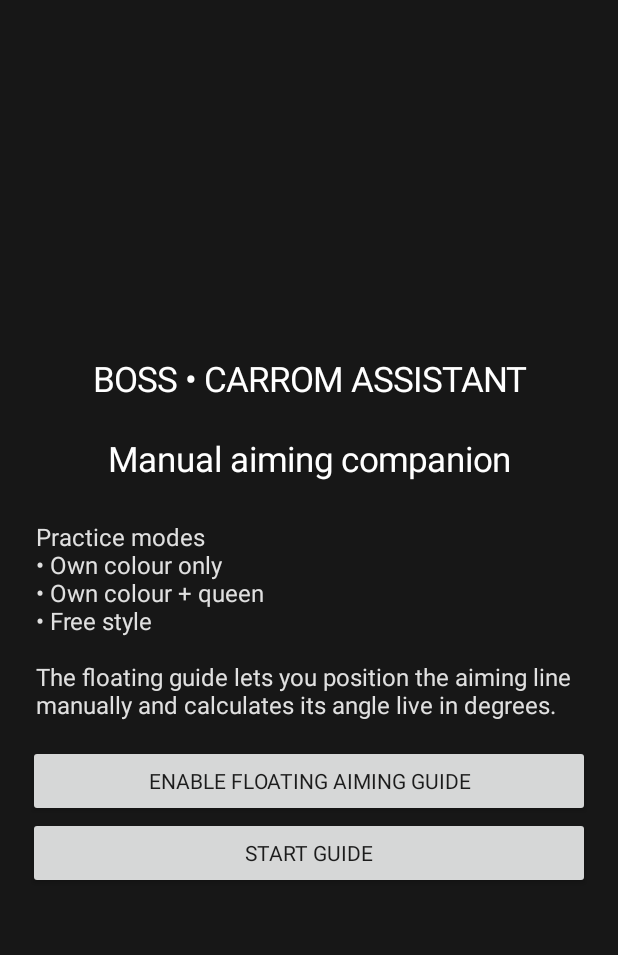
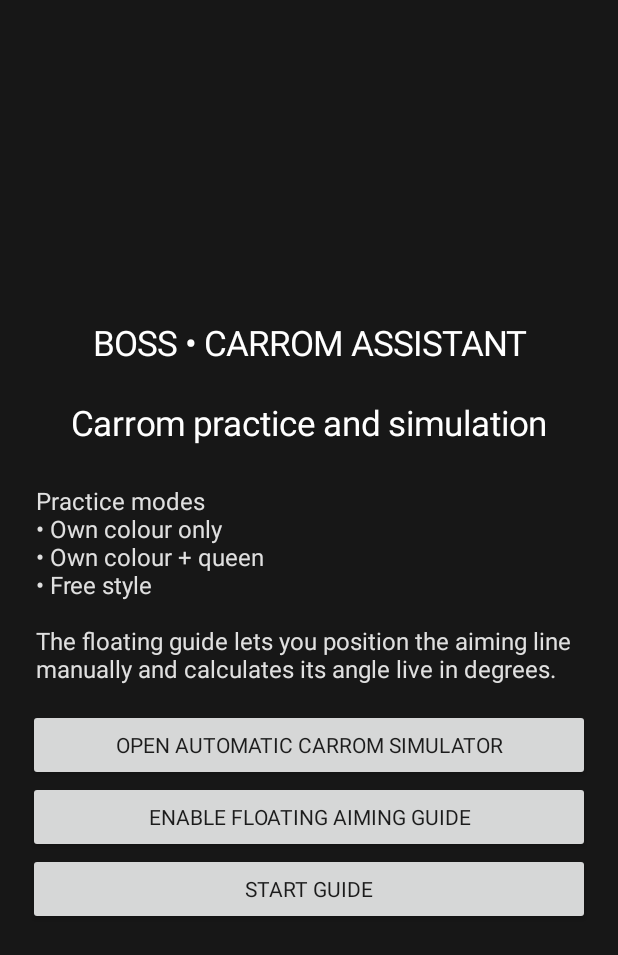
Before and after one commit to reddypnithin77-ctrl/Carrom-Assistant, an Android app: the screen it shows after launch (MainActivity), on a phone screen of 412 x 824 dp. Shown: the top 955 px of the screen. Run offline under Robolectric (Android 15) with nearby library versions, the phone set to English and light mode, and no system bars.

Commit message:
Expose automatic simulator from home screen

```diff
--- a/app/src/main/java/com/boss/carrom/MainActivity.kt
+++ b/app/src/main/java/com/boss/carrom/MainActivity.kt
@@ -20,7 +20,7 @@ class MainActivity : Activity() {
             setBackgroundColor(0xFF171717.toInt())
         }
         root.addView(TextView(this).apply {
-            text = "BOSS • CARROM ASSISTANT\n\nManual aiming companion"
+            text = "BOSS • CARROM ASSISTANT\n\nCarrom practice and simulation"
             textSize = 23f
             setTextColor(0xFFFFFFFF.toInt())
             gravity = Gravity.CENTER
@@ -31,6 +31,10 @@ class MainActivity : Activity() {
             textSize = 16f
             setTextColor(0xFFE0E0E0.toInt())
             setPadding(8, 8, 8, 24)
+        })
+        root.addView(Button(this).apply {
+            text = "Open automatic carrom simulator"
+            setOnClickListener { startActivity(Intent(this@MainActivity, CarromSimulatorActivity::class.java)) }
         })
         root.addView(Button(this).apply {
             text = "Enable floating aiming guide"
```
